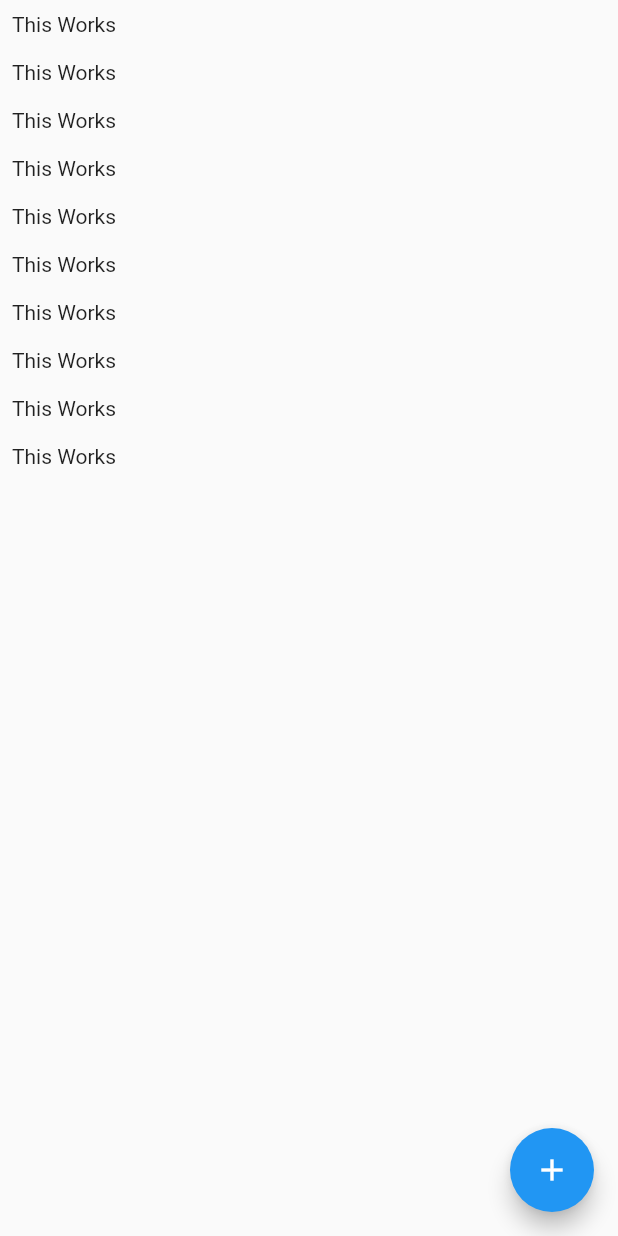
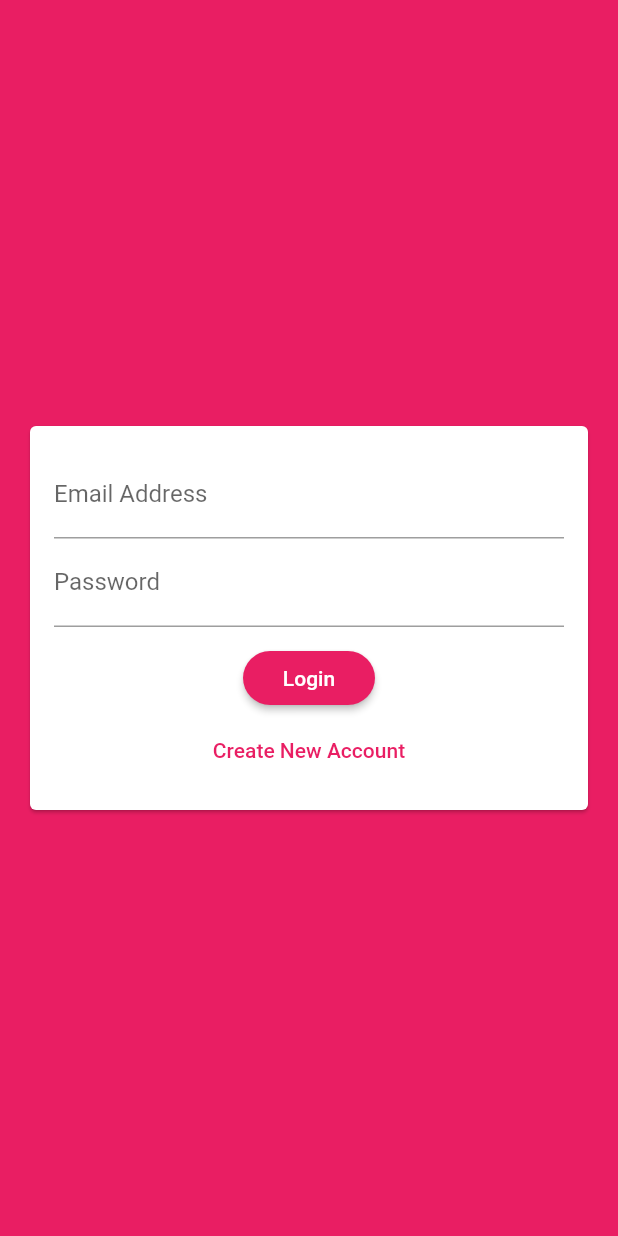
Before and after one commit to Blaezy/Chat_App, a Flutter app: the screen it shows after launch, on a phone screen of 412 x 824 dp. Run offline on Flutter 3.47's test engine with Material 2 defaults, Android fonts, the phone set to English and light mode, and no system bars; our stand-ins replace cloud_firestore, firebase_auth, firebase_core; accounts and stored records are empty.

Commit message:
Chat Functionality Added

```diff
--- a/lib/main.dart
+++ b/lib/main.dart
@@ -1,4 +1,6 @@
+import 'package:chat_app/screens/auth_screen.dart';
 import 'package:chat_app/screens/chat_screen.dart';
+import 'package:firebase_auth/firebase_auth.dart';
 import 'package:firebase_core/firebase_core.dart';
 import 'package:flutter/material.dart';
 
@@ -45,10 +47,26 @@ class _MyAppState extends State<MyApp> {
         ? MaterialApp(
             title: 'Flutter chat',
             theme: ThemeData(
-              primarySwatch: Colors.blue,
+              primarySwatch: Colors.pink,
+              backgroundColor: Colors.pink,
+              accentColor: Colors.deepPurple,
+              accentColorBrightness: Brightness.dark,
+              buttonTheme: ButtonTheme.of(context).copyWith(
+                  buttonColor: Colors.pink,
+                  textTheme: ButtonTextTheme.primary,
+                  shape: RoundedRectangleBorder(
+                      borderRadius: BorderRadius.circular(20))),
               visualDensity: VisualDensity.adaptivePlatformDensity,
             ),
-            home: ChatScreen(),
+            home: StreamBuilder(
+                builder: (ctx, snapshot) {
+                  if (snapshot.hasData) {
+                    return ChatScreen();
+                  } else {
+                    return AuthScreen();
+                  }
+                },
+                stream: FirebaseAuth.instance.authStateChanges()),
           )
         : Center(child: CircularProgressIndicator());
   }
--- a/lib/screens/auth_screen.dart
+++ b/lib/screens/auth_screen.dart
@@ -0,0 +1,70 @@
+import 'package:chat_app/widgets/auth/auth_form.dart';
+import 'package:cloud_firestore/cloud_firestore.dart';
+import 'package:flutter/material.dart';
+import 'package:firebase_auth/firebase_auth.dart';
+import 'package:flutter/services.dart';
+
+class AuthScreen extends StatefulWidget {
+  @override
+  _AuthScreenState createState() => _AuthScreenState();
+}
+
+class _AuthScreenState extends State<AuthScreen> {
+  final instance = FirebaseAuth.instance;
+  var isLoading = false;
+  void _submitAuthForm(String email, String password, String userName,
+      bool isLogin, BuildContext ctx) async {
+    UserCredential result;
+    if (mounted)
+      setState(() {
+        isLoading = true;
+      });
+    try {
+      if (isLogin) {
+        result = await instance.signInWithEmailAndPassword(
+            email: email, password: password);
+      } else {
+        result = await instance.createUserWithEmailAndPassword(
+            email: email, password: password);
+      }
+      await FirebaseFirestore.instance
+          .collection('Users')
+          .doc(result.user.uid)
+          .set({'userName': userName, 'email': email});
+    } on PlatformException catch (err) {
+      var errormsz = 'Could not validate your credentials';
+      if (err.message != null) {
+        errormsz = err.message;
+      }
+      print('shiv');
+      Scaffold.of(ctx).showSnackBar(
+        SnackBar(
+          content: Text(errormsz),
+          backgroundColor: Theme.of(context).errorColor,
+        ),
+      );
+      if (mounted)
+        setState(() {
+          isLoading = false;
+        });
+    } catch (err) {
+      print(err);
+      Scaffold.of(ctx).showSnackBar(SnackBar(
+        content: Text(err.message),
+        backgroundColor: Theme.of(context).errorColor,
+      ));
+    }
+    if (mounted)
+      setState(() {
+        isLoading = false;
+      });
+  }
+
+  @override
+  Widget build(BuildContext context) {
+    return Scaffold(
+      backgroundColor: Theme.of(context).primaryColor,
+      body: AuthForm(_submitAuthForm, isLoading),
+    );
+  }
+}
--- /dev/null
+++ b/lib/widgets/auth/auth_form.dart
@@ -0,0 +1,114 @@
+import 'package:flutter/material.dart';
+
+class AuthForm extends StatefulWidget {
+  AuthForm(this.submitFn, this.isLoading);
+  final bool isLoading;
+  final void Function(String email, String password, String userName,
+      bool isLogin, BuildContext ctx) submitFn;
+  @override
+  _AuthFormState createState() => _AuthFormState();
+}
+
+class _AuthFormState extends State<AuthForm> {
+  final _formKey = GlobalKey<FormState>();
+  var _isLogin = true;
+  var _userName = '';
+  var _emailId = '';
+  var _passWord = '';
+
+  void _tosubmit() {
+    final isValid = _formKey.currentState.validate();
+    FocusScope.of(context).unfocus();
+    widget.submitFn(_emailId, _passWord, _userName, _isLogin, context);
+    if (isValid) {
+      _formKey.currentState.save();
+    }
+    print(_userName);
+    print(_emailId);
+    print(_passWord);
+  }
+
+  @override
+  Widget build(BuildContext context) {
+    return Center(
+      child: Card(
+        margin: EdgeInsets.all(20),
+        child: SingleChildScrollView(
+          child: Padding(
+            padding: EdgeInsets.all(16),
+            child: Form(
+                key: _formKey,
+                child: Column(
+                  mainAxisSize: MainAxisSize.min,
+                  children: [
+                    TextFormField(
+                      key: ValueKey('email'),
+                      onSaved: (value) {
+                        _emailId = value;
+                      },
+                      validator: (value) {
+                        if (value.isEmpty || !value.contains('@')) {
+                          return 'Please enter a valid Email Address';
+                        }
+                        return null;
+                      },
+                      keyboardType: TextInputType.emailAddress,
+                      decoration: InputDecoration(labelText: 'Email Address'),
+                    ),
+                    if (!_isLogin)
+                      TextFormField(
+                        key: ValueKey('userName'),
+                        onSaved: (value) {
+                          _userName = value;
+                        },
+                        validator: (value) {
+                          if (value.isEmpty || value.length < 4) {
+                            return 'UserName length must be at least 4 characters long';
+                          }
+                          return null;
+                        },
+                        decoration: InputDecoration(labelText: 'User Name'),
+                      ),
+                    TextFormField(
+                      key: ValueKey('password'),
+                      onSaved: (value) {
+                        _passWord = value;
+                      },
+                      validator: (value) {
+                        if (value.isEmpty || value.length < 7) {
+                          return 'Password must be atleast 7 characters long';
+                        }
+                        return null;
+                      },
+                      obscureText: true,
+                      decoration: InputDecoration(labelText: 'Password'),
+                    ),
+                    SizedBox(
+                      height: 10,
+                    ),
+                    if (widget.isLoading) CircularProgressIndicator(),
+                    if (!widget.isLoading)
+                      RaisedButton(
+                        onPressed: _tosubmit,
+                        child: Text(_isLogin ? 'Login' : 'Signup'),
+                      ),
+                    if (!widget.isLoading)
+                      FlatButton(
+                        onPressed: () {
+                          setState(() {
+                            _isLogin = !_isLogin;
+                          });
+                        },
+                        child: Text(_isLogin
+                            ? 'Create New Account'
+                            : 'Already have an account'),
+                        textColor: Theme.of(context).primaryColor,
+                      )
+                  ],
+                )),
+          ),
+        ),
+      ),
+    );
+  }
+}
--- a/pubspec.yaml
+++ b/pubspec.yaml
@@ -31,6 +31,7 @@ dependencies:
   cloud_firestore: ^0.14.0+2
   firebase: ^7.3.0
   firebase_core: ^0.5.0
+  firebase_auth: ^0.18.0+1
 
 dev_dependencies:
   flutter_test:
```
Also changed, not shown: lib/screens/chat_screen.dart (+67 -19 lines), lib/widgets/chat/messagebubble.dart (added, +38 -0 lines), lib/widgets/chat/messages.dart (added, +34 -0 lines), lib/widgets/chat/newmessage.dart (added, +46 -0 lines), pubspec.lock.
